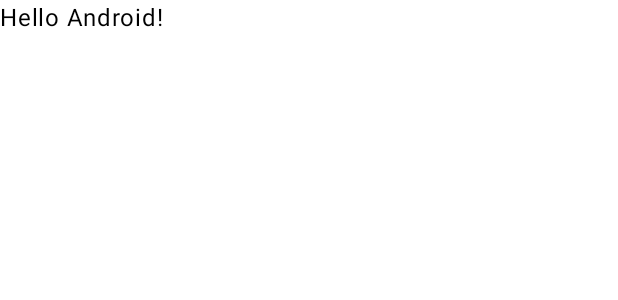
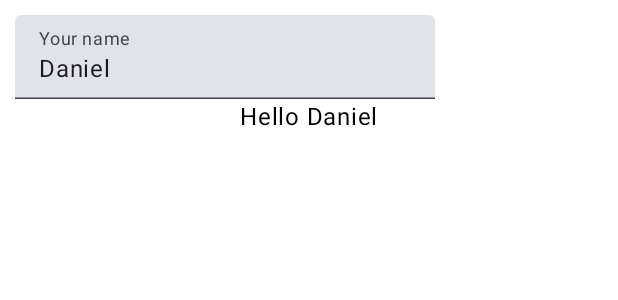
Before and after one commit to dacape-dev/examples, an Android app built with Jetpack Compose: the @Preview function DefaultPreview, on a phone screen of 412 x 824 dp. Shown: the top 300 px of the screen. Run offline under Robolectric (Android 15) with nearby library versions, the phone set to English and light mode, and no system bars.

Commit message:
hello world with text field composable

```diff
--- a/kotlin/hello-world-jetpack-material-3/app/src/main/java/dev/dacape/example/kotlin/helloworldjetpackmaterial3/MainActivity.kt
+++ b/kotlin/hello-world-jetpack-material-3/app/src/main/java/dev/dacape/example/kotlin/helloworldjetpackmaterial3/MainActivity.kt
@@ -3,15 +3,14 @@ package dev.dacape.example.kotlin.helloworldjetpackmaterial3
 import android.os.Bundle
 import androidx.activity.ComponentActivity
 import androidx.activity.compose.setContent
-import androidx.compose.foundation.layout.Column
-import androidx.compose.foundation.layout.fillMaxSize
-import androidx.compose.foundation.layout.padding
+import androidx.compose.foundation.layout.*
 import androidx.compose.material3.*
 import androidx.compose.runtime.Composable
 import androidx.compose.runtime.getValue
 import androidx.compose.runtime.mutableStateOf
 import androidx.compose.runtime.saveable.rememberSaveable
 import androidx.compose.runtime.setValue
+import androidx.compose.ui.Alignment
 import androidx.compose.ui.Modifier
 import androidx.compose.ui.text.TextRange
 import androidx.compose.ui.text.input.TextFieldValue
@@ -20,7 +19,7 @@ import androidx.compose.ui.unit.dp
 import dev.dacape.example.kotlin.helloworldjetpackmaterial3.ui.theme.HelloWorldTheme
 
 class MainActivity : ComponentActivity() {
-    @OptIn(ExperimentalMaterial3Api::class)
+
     override fun onCreate(savedInstanceState: Bundle?) {
         super.onCreate(savedInstanceState)
         setContent {
@@ -30,6 +29,17 @@ class MainActivity : ComponentActivity() {
                     modifier = Modifier.fillMaxSize(),
                     color = MaterialTheme.colorScheme.background
                 ) {
+                    HelloWorldWithTextField()
+                }
+            }
+        }
+    }
+}
+
+@OptIn(ExperimentalMaterial3Api::class)
+@Composable
+fun HelloWorldWithTextField() {
+
     var text by rememberSaveable(stateSaver = TextFieldValue.Saver) {
         mutableStateOf(TextFieldValue("Daniel", TextRange(0, 7)))
     }
@@ -41,23 +51,16 @@ class MainActivity : ComponentActivity() {
             label = { Text("Your name") }
         )
 
-                        Greeting(text.text)
+        Box(modifier = Modifier.fillMaxWidth()){
+            Text(text = "Hello " + text.text, modifier = Modifier.align(Alignment.Center))
         }
     }
-            }
-        }
-    }
-}
-
-@Composable
-fun Greeting(name: String) {
-    Text(text = "Hello $name!", )
 }
 
 @Preview(showBackground = true)
 @Composable
 fun DefaultPreview() {
     HelloWorldTheme {
-        Greeting("Android")
+        HelloWorldWithTextField()
     }
 }
```
Lines whose indentation alone changed are shown as unchanged.
